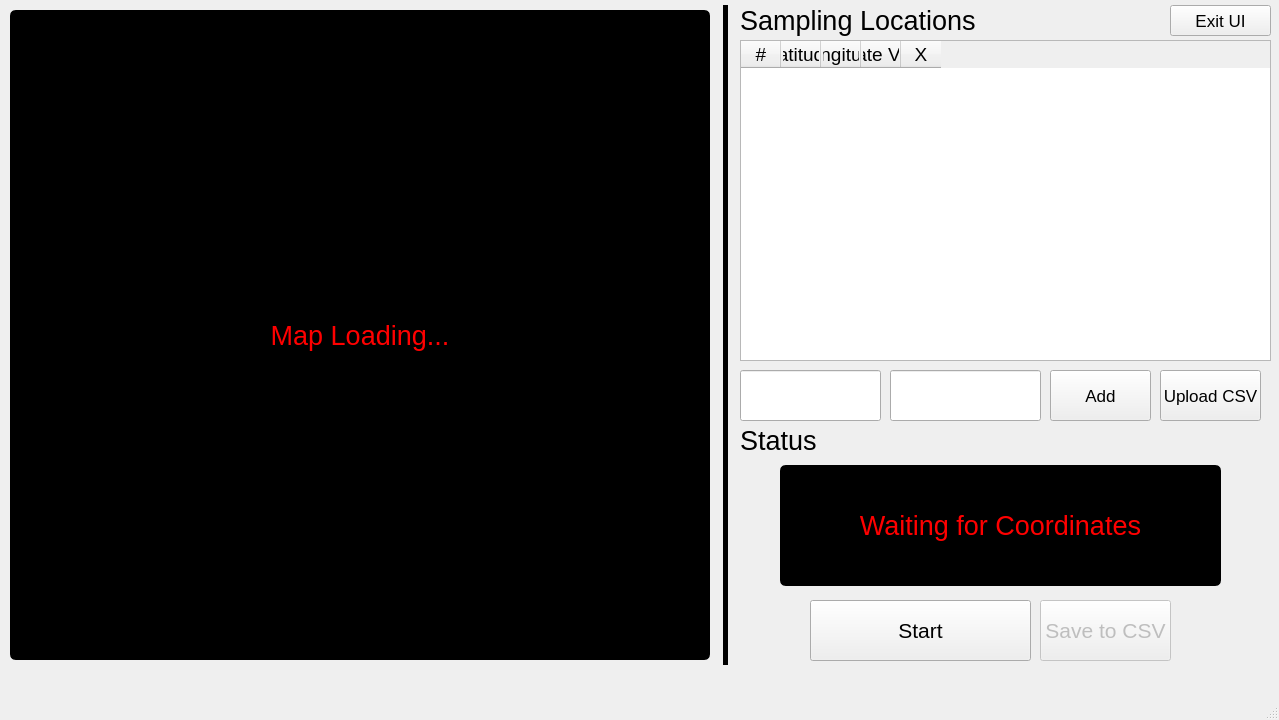
Old version of the form gui.ui in the repository Team-NiMO/NiMo-UI.
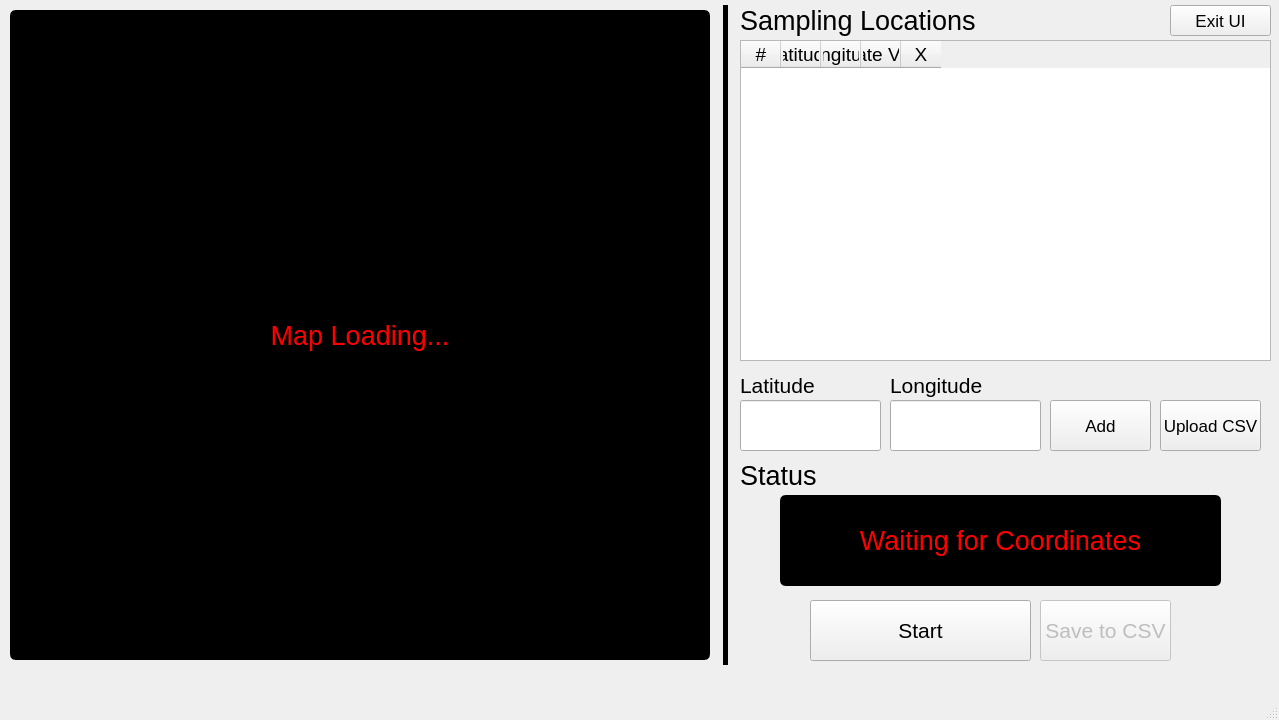
New version of the form.

Commit message: Added input labels

The edit to the form file:
```diff
--- a/gui.ui
+++ b/gui.ui
@@ -128,7 +128,7 @@
     <property name="geometry">
      <rect>
       <x>1050</x>
-      <y>370</y>
+      <y>400</y>
       <width>101</width>
       <height>51</height>
      </rect>
@@ -146,7 +146,7 @@
     <property name="geometry">
      <rect>
       <x>1160</x>
-      <y>370</y>
+      <y>400</y>
       <width>101</width>
       <height>51</height>
      </rect>
@@ -262,7 +262,7 @@
     <property name="geometry">
      <rect>
       <x>740</x>
-      <y>370</y>
+      <y>400</y>
       <width>141</width>
       <height>51</height>
      </rect>
@@ -277,7 +277,7 @@
     <property name="geometry">
      <rect>
       <x>890</x>
-      <y>370</y>
+      <y>400</y>
       <width>151</width>
       <height>51</height>
      </rect>
@@ -292,7 +292,7 @@
     <property name="geometry">
      <rect>
       <x>740</x>
-      <y>425</y>
+      <y>460</y>
       <width>211</width>
       <height>31</height>
      </rect>
@@ -310,9 +310,9 @@
     <property name="geometry">
      <rect>
       <x>780</x>
-      <y>465</y>
+      <y>495</y>
       <width>441</width>
-      <height>121</height>
+      <height>91</height>
      </rect>
     </property>
     <property name="font">
@@ -358,6 +358,42 @@
      <string>Exit UI</string>
     </property>
    </widget>
+   <widget class="QLabel" name="latitudeLabel">
+    <property name="geometry">
+     <rect>
+      <x>740</x>
+      <y>370</y>
+      <width>141</width>
+      <height>31</height>
+     </rect>
+    </property>
+    <property name="font">
+     <font>
+      <pointsize>16</pointsize>
+     </font>
+    </property>
+    <property name="text">
+     <string>Latitude</string>
+    </property>
+   </widget>
+   <widget class="QLabel" name="longitudeLabel">
+    <property name="geometry">
+     <rect>
+      <x>890</x>
+      <y>370</y>
+      <width>141</width>
+      <height>31</height>
+     </rect>
+    </property>
+    <property name="font">
+     <font>
+      <pointsize>16</pointsize>
+     </font>
+    </property>
+    <property name="text">
+     <string>Longitude</string>
+    </property>
+   </widget>
   </widget>
   <widget class="QMenuBar" name="menubar">
    <property name="geometry">
```
